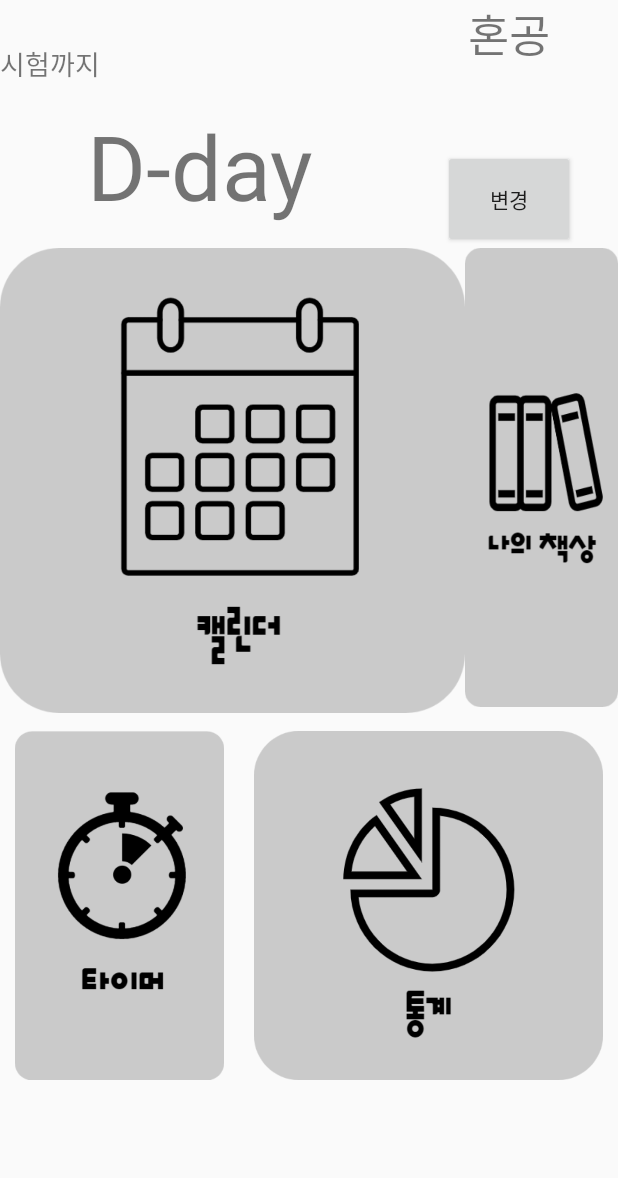
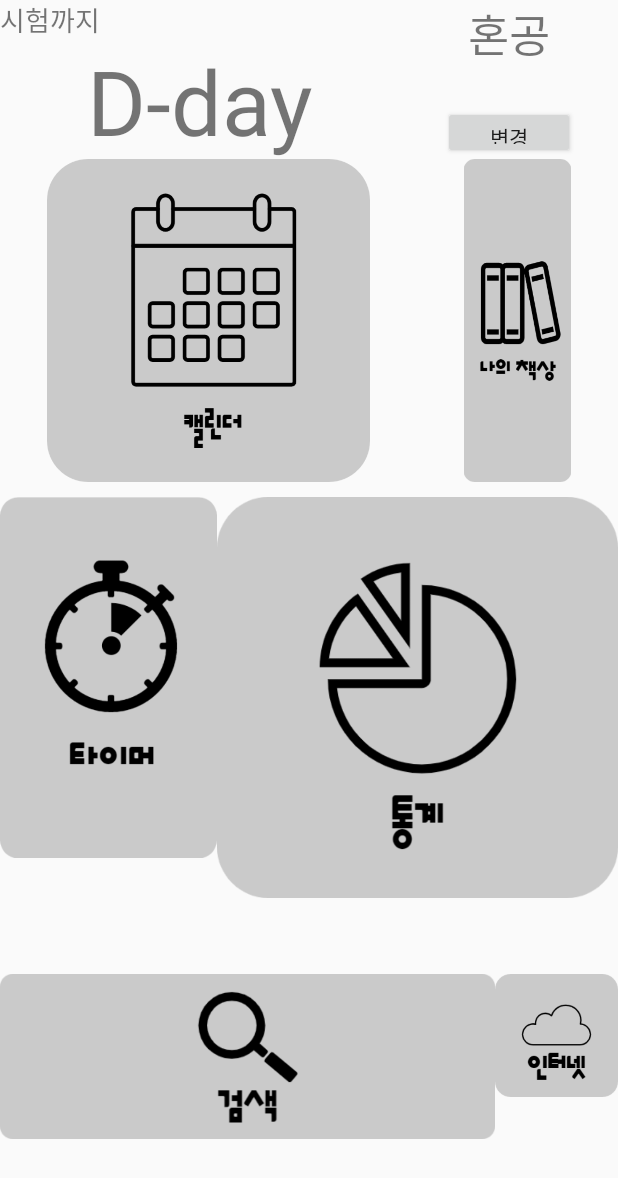
Before and after one commit to ChoiSenn/Hongong, an Android app: the screen it shows after launch (MainActivity), on a phone screen of 412 x 824 dp. Shown: the top 1178 px of the screen. Run offline under Robolectric (Android 15) with nearby library versions, the phone set to English and light mode, and no system bars.

Commit message:
main page

```diff
--- a/Hongong/app/src/main/java/com/example/hongong/MainActivity.java
+++ b/Hongong/app/src/main/java/com/example/hongong/MainActivity.java
@@ -7,6 +7,7 @@ import android.app.Activity;
 import android.content.DialogInterface;
 import android.content.Intent;
 import android.content.SharedPreferences;
+import android.net.Uri;
 import android.os.Bundle;
 import android.view.View;
 import android.widget.Button;
@@ -19,7 +20,7 @@ public class MainActivity extends AppCompatActivity {
     TextView dday, name;
     View setting;
     EditText testname, testdate;
-    ImageButton move1, move2, move3, move4;
+    ImageButton move1, move2, move3, move4, move5, move6;
 
     @Override
     protected void onCreate(Bundle savedInstanceState) {  // 메인 화면
@@ -33,6 +34,8 @@ public class MainActivity extends AppCompatActivity {
         move2 = (ImageButton) findViewById(R.id.move2);
         move3 = (ImageButton) findViewById(R.id.move3);
         move4 = (ImageButton) findViewById(R.id.move4);
+        move5 = (ImageButton) findViewById(R.id.move5);
+        move6 = (ImageButton) findViewById(R.id.move6);
 
         dayset.setOnClickListener(new View.OnClickListener() {  // 변경 버튼을 눌러서 D-day 설정 변경
             @Override
@@ -87,5 +90,22 @@ public class MainActivity extends AppCompatActivity {
                 startActivity(intent);
             }
         });
+
+        move5.setOnClickListener(new View.OnClickListener() {  // 이미지버튼들을 클릭하면 각 해당하는 액티비티로 이동
+            @Override
+            public void onClick(View view) {
+                Intent intent = new Intent(getApplicationContext(), search.class);
+                startActivity(intent);
+            }
+        });
+
+        move6.setOnClickListener(new View.OnClickListener() {  // 이미지버튼들을 클릭하면 각 해당하는 액티비티로 이동
+            @Override
+            public void onClick(View view) {
+                Uri uri = Uri.parse("https://www.google.co.kr/");
+                Intent intent = new Intent(Intent.ACTION_VIEW, uri);
+                startActivity(intent);
+            }
+        });
     }
 }
--- a/Hongong/app/src/main/res/layout/activity_main.xml
+++ b/Hongong/app/src/main/res/layout/activity_main.xml
@@ -9,7 +9,7 @@
 
     <LinearLayout
         android:layout_width="match_parent"
-        android:layout_height="match_parent"
+        android:layout_height="528dp"
         android:layout_weight="4"
         android:orientation="horizontal">
 
@@ -73,7 +73,7 @@
 
         <LinearLayout
             android:layout_width="match_parent"
-            android:layout_height="match_parent"
+            android:layout_height="548dp"
             android:layout_weight="5"
             android:orientation="horizontal">
 
@@ -82,20 +82,20 @@
                 android:layout_width="wrap_content"
                 android:layout_height="wrap_content"
                 android:layout_weight="1"
-                app:srcCompat="@drawable/main1"
+                android:adjustViewBounds="true"
                 android:background="@android:color/transparent"
-                android:adjustViewBounds="true"
-                android:scaleType="fitCenter"/>
+                android:scaleType="fitCenter"
+                app:srcCompat="@drawable/main1" />
 
             <ImageButton
                 android:id="@+id/move2"
                 android:layout_width="wrap_content"
                 android:layout_height="wrap_content"
                 android:layout_weight="1"
-                app:srcCompat="@drawable/main2"
+                android:adjustViewBounds="true"
                 android:background="@android:color/transparent"
-                android:adjustViewBounds="true"
-                android:scaleType="fitCenter"/>
+                android:scaleType="fitCenter"
+                app:srcCompat="@drawable/main2" />
         </LinearLayout>
 
         <LinearLayout
@@ -129,7 +129,30 @@
         <LinearLayout
             android:layout_width="match_parent"
             android:layout_height="match_parent"
+            android:layout_marginTop="10sp"
+            android:layout_marginBottom="10sp"
             android:layout_weight="8"
-            android:orientation="horizontal"></LinearLayout>
+            android:orientation="horizontal">
+
+            <ImageButton
+                android:id="@+id/move5"
+                android:layout_width="wrap_content"
+                android:layout_height="wrap_content"
+                android:layout_weight="1"
+                android:adjustViewBounds="true"
+                android:background="@android:color/transparent"
+                android:scaleType="fitCenter"
+                app:srcCompat="@drawable/main5" />
+
+            <ImageButton
+                android:id="@+id/move6"
+                android:layout_width="wrap_content"
+                android:layout_height="wrap_content"
+                android:layout_weight="1"
+                android:adjustViewBounds="true"
+                android:background="@android:color/transparent"
+                android:scaleType="fitCenter"
+                app:srcCompat="@drawable/main6" />
+        </LinearLayout>
     </LinearLayout>
 </LinearLayout>
--- a/Hongong/app/src/main/res/layout/timer.xml
+++ b/Hongong/app/src/main/res/layout/timer.xml
@@ -3,4 +3,10 @@
     android:orientation="vertical" android:layout_width="match_parent"
     android:layout_height="match_parent">
 
+    <TextView
+        android:id="@+id/textView5"
+        android:layout_width="match_parent"
+        android:layout_height="wrap_content"
+        android:text="타이머" />
+
 </LinearLayout>
```
Also changed, not shown: Hongong/app/src/main/AndroidManifest.xml (+8 -0 lines), Hongong/app/src/main/java/com/example/hongong/search.java (added, +53 -0 lines), Hongong/app/src/main/res/layout/search.xml (added, +39 -0 lines), Hongong/app/src/main/res/drawable/main5.png (added), Hongong/app/src/main/res/drawable/main6.png (added), 1 other file.
